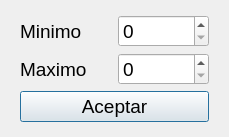
First picture: the form in Unidad_2/Ejemplos/ControlCarga2/limites.ui, repository nvargas24/Programacion2_Bioingenieria_Alumnos, before the edit.
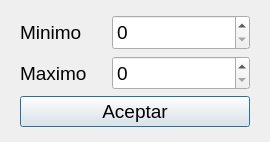
Second picture: the form after the edit. Icons and pictures are not drawn.

Patch:
```diff
--- a/Unidad_2/Ejemplos/ControlCarga2/limites.ui
+++ b/Unidad_2/Ejemplos/ControlCarga2/limites.ui
@@ -6,8 +6,8 @@
    <rect>
     <x>0</x>
     <y>0</y>
-    <width>229</width>
-    <height>137</height>
+    <width>270</width>
+    <height>142</height>
    </rect>
   </property>
   <property name="font">
@@ -32,7 +32,7 @@
     <number>15</number>
    </property>
    <item>
-    <layout class="QHBoxLayout" name="horizontalLayout" stretch="2,2">
+    <layout class="QHBoxLayout" name="horizontalLayout" stretch="5,8">
      <item>
       <widget class="QLabel" name="label">
        <property name="text">
@@ -48,12 +48,15 @@
          <verstretch>0</verstretch>
         </sizepolicy>
        </property>
+       <property name="maximum">
+        <number>255</number>
+       </property>
       </widget>
      </item>
     </layout>
    </item>
    <item>
-    <layout class="QHBoxLayout" name="horizontalLayout_2" stretch="2,2">
+    <layout class="QHBoxLayout" name="horizontalLayout_2" stretch="5,8">
      <item>
       <widget class="QLabel" name="label_2">
        <property name="text">
@@ -69,6 +72,9 @@
          <verstretch>0</verstretch>
         </sizepolicy>
        </property>
+       <property name="maximum">
+        <number>255</number>
+       </property>
       </widget>
      </item>
     </layout>
```
Left out of the diff: 5 changed lines with no effect on the pictures.
